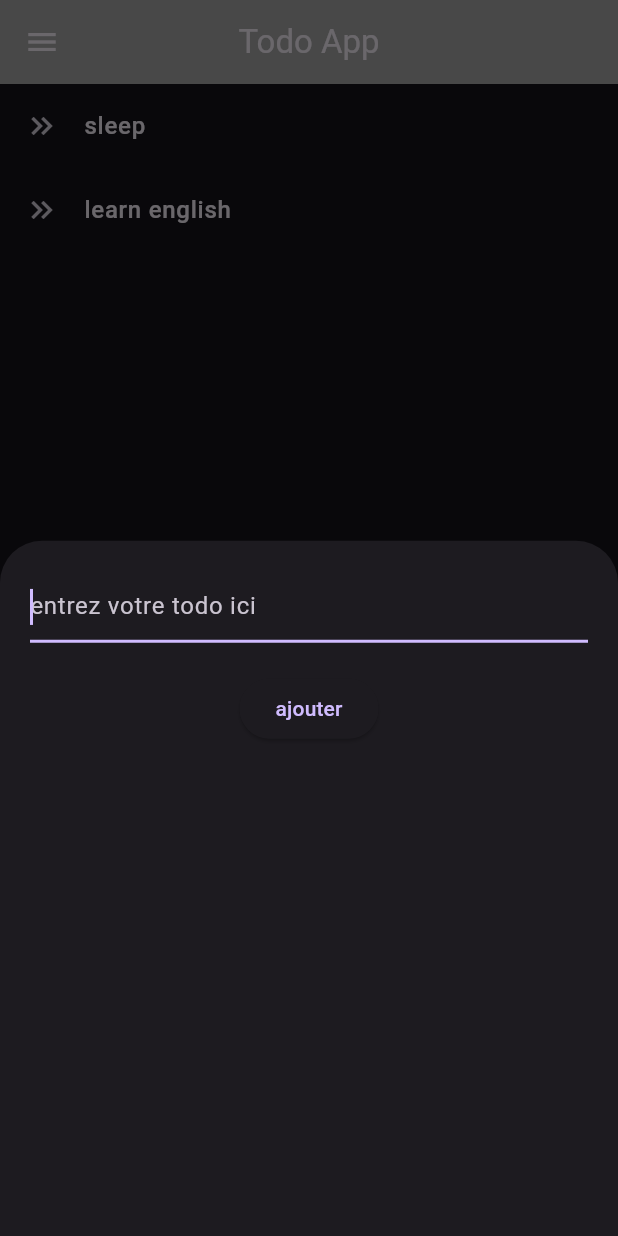
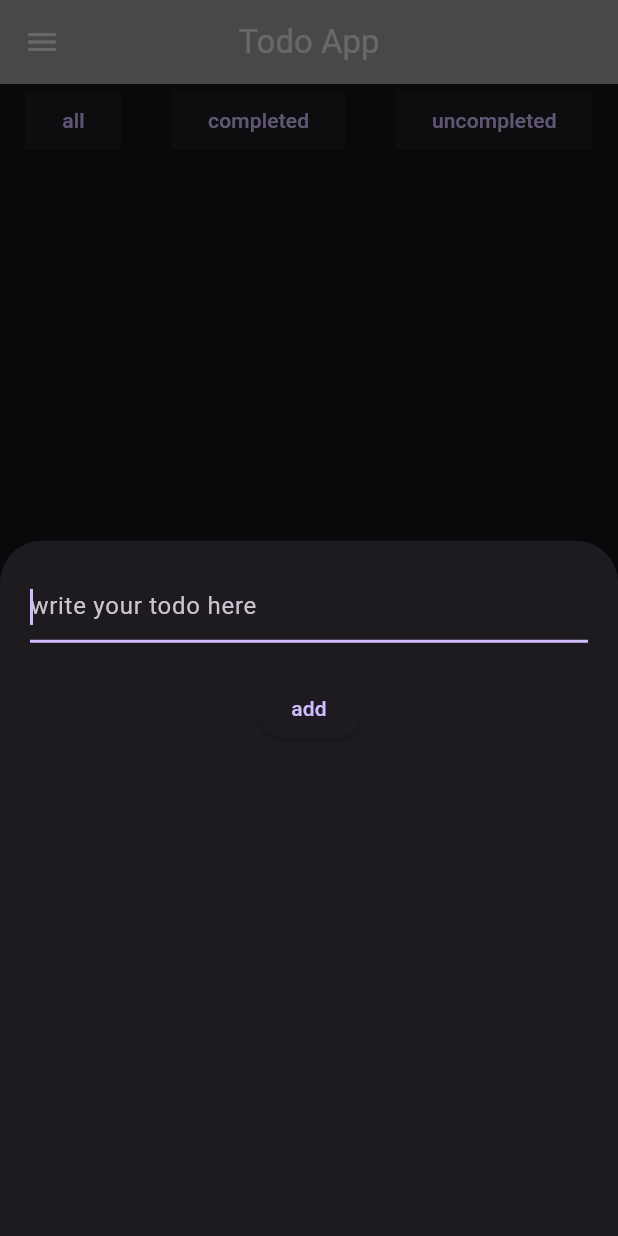
Before and after one commit to ramses44-17/todoapp_flutter, a Flutter app: the screen it shows after launch, after a tap on the "add" icon, on a phone screen of 412 x 824 dp. Run offline on Flutter 3.47's test engine with Material 3 defaults, Android fonts, the phone set to English and light mode, and no system bars; our stand-ins replace hive, hive_flutter; accounts and stored records are empty.

Commit message:
ligne final

```diff
--- /dev/null
+++ b/lib/listviewbuilder.dart
@@ -0,0 +1,84 @@
+import 'package:flutter/material.dart';
+
+class ListViewBuilder extends StatefulWidget {
+  List todos;
+  void Function() loadTodo;
+  var mybox;
+  ListViewBuilder(
+      {super.key,
+      required this.todos,
+      required this.loadTodo,
+      required this.mybox});
+
+  @override
+  State<ListViewBuilder> createState() => _ListViewBuilderState();
+}
+
+class _ListViewBuilderState extends State<ListViewBuilder> {
+  void deleteTodos(key) async {
+    await widget.mybox.delete(key);
+    widget.loadTodo();
+  }
+
+  @override
+  Widget build(BuildContext context) {
+    return ListView.builder(
+        itemCount: widget.todos.length,
+        itemBuilder: (BuildContext context, int index) {
+          return Dismissible(
+              onDismissed: (direction) {
+                deleteTodos(widget.todos[index]['key']);
+              },
+              key: UniqueKey(),
+              secondaryBackground: Container(
+                decoration: BoxDecoration(color: Colors.red),
+                child: Padding(
+                  padding: EdgeInsets.all(8.0),
+                  child: Row(
+                    mainAxisAlignment: MainAxisAlignment.end,
+                    children: [Icon(Icons.delete)],
+                  ),
+                ),
+              ),
+              background: Container(
+                decoration: BoxDecoration(color: Colors.red),
+                child: Padding(
+                  padding: EdgeInsets.all(8.0),
+                  child: Row(
+                    mainAxisAlignment: MainAxisAlignment.start,
+                    children: [Icon(Icons.delete)],
+                  ),
+                ),
+              ),
+              child: ListTile(
+                onTap: () {
+                  bool value = !widget.todos[index]['isDone'];
+                  setState(() {
+                    widget.todos[index]['isDone'] = value;
+                  });
+                  final todo = widget.todos[index];
+                  widget.mybox
+                      .putAt(index, {'title': todo['title'], 'isDone': value});
+                },
+                leading: Checkbox(
+                    value: widget.todos[index]['isDone'],
+                    onChanged: (value) {
+                      setState(() {
+                        widget.todos[index]['isDone'] = value;
+                      });
+                      final todo = widget.todos[index];
+                      widget.mybox.putAt(
+                          index, {'title': todo['title'], 'isDone': value});
+                    }),
+                title: Text(
+                  widget.todos[index]['title'].toString(),
+                  style: TextStyle(
+                      fontWeight: FontWeight.w500,
+                      decoration: widget.todos[index]['isDone']
+                          ? TextDecoration.lineThrough
+                          : TextDecoration.none),
+                ),
+              ));
+        });
+  }
+}
--- a/lib/main.dart
+++ b/lib/main.dart
@@ -1,7 +1,11 @@
 import 'package:flutter/material.dart';
+import 'package:hive_flutter/hive_flutter.dart';
 import 'package:todoapp/mainscreen.dart';
 
-void main() {
+void main() async {
+  WidgetsFlutterBinding.ensureInitialized();
+  await Hive.initFlutter();
+  await Hive.openBox('MyBox');
   runApp(MyApp());
 }
 
@@ -13,7 +17,6 @@ class MyApp extends StatefulWidget {
 }
 
 class _MyAppState extends State<MyApp> {
-
   @override
   Widget build(BuildContext context) {
     return MaterialApp(
--- a/lib/mainscreen.dart
+++ b/lib/mainscreen.dart
@@ -1,23 +1,67 @@
 import 'package:flutter/material.dart';
-
+import 'package:hive/hive.dart';
+import 'package:hive_flutter/hive_flutter.dart';
+import 'package:todoapp/listviewbuilder.dart';
 
 class Mainscreen extends StatefulWidget {
-  const Mainscreen({super.key});
+  Mainscreen({super.key});
 
   @override
   State<Mainscreen> createState() => _MainscreenState();
 }
 
 class _MainscreenState extends State<Mainscreen> {
-  List<String> todos = ['sleep', 'learn english'];
+  String filter = 'all';
+  var mybox = Hive.box('MyBox');
+
+  List todos = [];
 
   TextEditingController todoText = TextEditingController();
 
-  void addTodos() {
+  void addTodos() async {
+    if (todoText.text.trim().isEmpty) {
+      return;
+    }
+
+    if (todos.any((todo) => todo['title'] == todoText.text)) {
+      showDialog(
+          context: context,
+          builder: (BuildContext context) {
+            return AlertDialog(
+              title: Text('the todo already exist'),
+              content: Text('the todo ${todoText.text} already exist'),
+              actions: [
+                InkWell(
+                  child: Text('close'),
+                  onTap: () {
+                    Navigator.pop(context);
+                  },
+                )
+              ],
+            );
+          });
+      return;
+    }
+    await mybox.add({'title': todoText.text, 'isDone': false});
+    loadItem();
+    Navigator.pop(context);
+    todoText.text = '';
+  }
+
+  void loadItem() {
     setState(() {
-      todos.insert(0, todoText.text);
+      todos = mybox.keys.map((key) {
+        var todo = mybox.get(key);
+
+        return {'key': key, 'title': todo['title'], 'isDone': todo['isDone']};
+      }).toList();
     });
-    Navigator.pop(context);
+  }
+
+  @override
+  void initState() {
+    loadItem();
+    super.initState();
   }
 
   void onAddButtonClick() {
@@ -31,14 +75,14 @@ class _MainscreenState extends State<Mainscreen> {
                 child: TextField(
                   controller: todoText,
                   autofocus: true,
-                  decoration: InputDecoration(hintText: 'entrez votre todo ici'),
+                  decoration: InputDecoration(hintText: 'write your todo here'),
                 ),
               ),
               ElevatedButton(
                   onPressed: () {
                     addTodos();
                   },
-                  child: Text('ajouter'))
+                  child: Text('add'))
             ],
           );
         });
@@ -60,17 +104,47 @@ class _MainscreenState extends State<Mainscreen> {
           centerTitle: true,
           backgroundColor: Colors.grey,
         ),
-      body: ListView.builder(
-          itemCount: todos.length,
-          itemBuilder: (BuildContext context, int index) {
-            return ListTile(
-              title: Text(
-                todos[index],
-                style: TextStyle(fontWeight: FontWeight.w500),
+        body: Column(
+          children: [
+            Row(
+              children: [
+                ElevatedButton(
+                    style: ElevatedButton.styleFrom(
+                        shape: RoundedRectangleBorder()),
+                    onPressed: () {
+                      setState(() {
+                        filter = 'all';
+                      });
+                    },
+                    child: Text('all')),
+                ElevatedButton(
+                    style: ElevatedButton.styleFrom(
+                        shape: RoundedRectangleBorder()),
+                    onPressed: () {
+                      setState(() {
+                        filter = 'completed';
+                      });
+                    },
+                    child: Text('completed')),
+                ElevatedButton(
+                    style: ElevatedButton.styleFrom(
+                        shape: RoundedRectangleBorder()),
+                    onPressed: () {
+                      setState(() {
+                        filter = 'uncompleted';
+                      });
+                    },
+                    child: Text('uncompleted'))
+              ],
+              mainAxisAlignment: MainAxisAlignment.spaceAround,
             ),
-              leading: Icon(Icons.keyboard_double_arrow_right_sharp),
-            );
-          }),
-    );
+            Expanded(
+                child: ListViewBuilder(
+              todos: todos,
+              loadTodo: loadItem,
+              mybox: mybox,
+            )),
+          ],
+        ));
   }
 }
--- a/pubspec.yaml
+++ b/pubspec.yaml
@@ -35,6 +35,9 @@ dependencies:
   # The following adds the Cupertino Icons font to your application.
   # Use with the CupertinoIcons class for iOS style icons.
   cupertino_icons: ^1.0.6
+  shared_preferences: ^2.3.1
+  hive: ^2.2.3
+  hive_flutter: ^1.1.0
 
 dev_dependencies:
   flutter_test:
@@ -46,6 +49,8 @@ dev_dependencies:
   # package. See that file for information about deactivating specific lint
   # rules and activating additional ones.
   flutter_lints: ^3.0.0
+  build_runner: ^2.4.11
+  hive_generator: ^2.0.1
 
 # For information on the generic Dart part of this file, see the
 # following page: https://dart.dev/tools/pub/pubspec
```
Also changed, not shown: pubspec.lock, 1 other file. Lines whose indentation alone changed are shown as unchanged.
